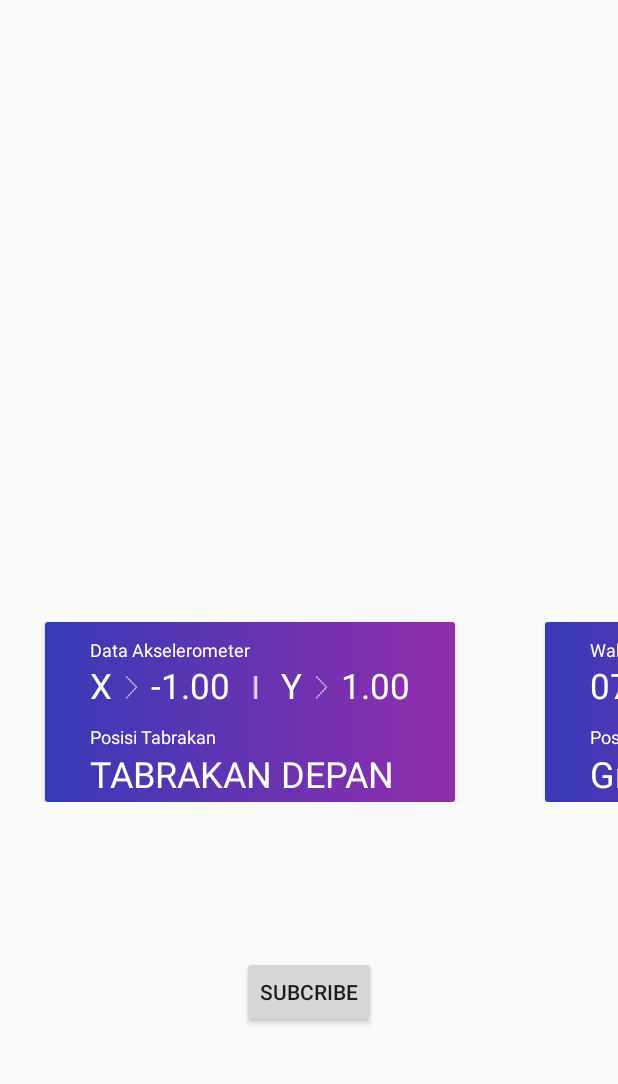
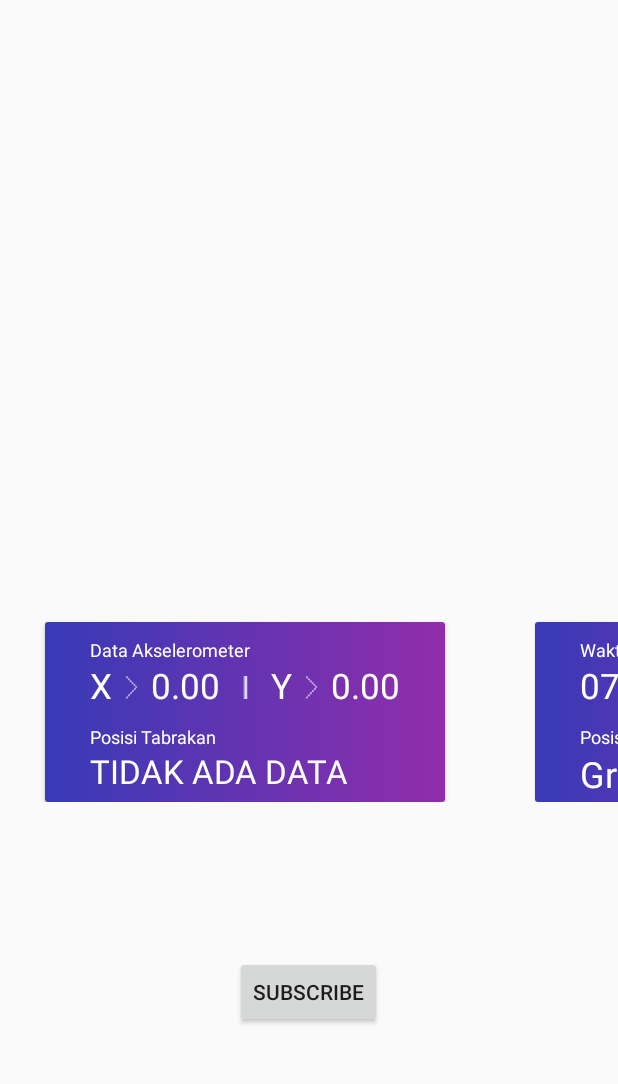
Before and after one commit to andrewpatasik/car-crash-smart-alert-system, an Android app: the screen it shows after launch (MainActivity), on a phone screen of 412 x 824 dp, the part 53-1137 px from its top. Run offline under Robolectric (Android 15) with nearby library versions, the phone set to English and light mode, and no system bars; libraries missing offline, so code that uses them is left out: org.eclipse.paho; 4 statements that could not run were skipped.

Commit message:
fixed JSON parsing

```diff
--- a/app/src/main/java/com/example/project1/MainActivity.java
+++ b/app/src/main/java/com/example/project1/MainActivity.java
@@ -31,16 +31,18 @@ import org.eclipse.paho.client.mqttv3.MqttMessage;
 import org.json.JSONObject;
 
 public class MainActivity extends FragmentActivity implements OnMapReadyCallback {
+    TextView tv_x_value;
+    TextView tv_y_value;
     Button button;
     MqttAndroidClient client;
-    TextView textView;
     GoogleMap mMap;
 
     @Override
     protected void onCreate(Bundle savedInstanceState) {
         super.onCreate(savedInstanceState);
         setContentView(R.layout.activity_main);
-        //textView = findViewById(R.id.textView);
+        tv_x_value = findViewById(R.id.tv_x_value);
+        tv_y_value = findViewById(R.id.tv_y_value);
         button = findViewById(R.id.button_sub);
         SupportMapFragment mapFragment = (SupportMapFragment) getSupportFragmentManager()
                 .findFragmentById(R.id.mapView);
@@ -139,10 +141,17 @@ public class MainActivity extends FragmentActivity implements OnMapReadyCallback
             JSONObject getData = jsonmsg.getJSONObject("data");
             String getX = getData.getString("X-Axis");
             String getY = getData.getString("Y-Axis");
-            String getLat = getData.getString("Lat");
-            String getLong = getData.getString("Long");
+            Double getLat = getData.getDouble("Lat");
+            Double getLong = getData.getDouble("Long");
 
-            //textView.setText(getX);
+            tv_x_value.setText(getX);
+            tv_y_value.setText(getY);
+
+            LatLng sydney = new LatLng(getLat,getLong);
+
+                mMap.addMarker(new MarkerOptions().position(sydney).title("Marker in Sydney"));
+                mMap.moveCamera(CameraUpdateFactory.newLatLng(sydney));
+
             }
 
             @Override
@@ -157,8 +166,7 @@ public class MainActivity extends FragmentActivity implements OnMapReadyCallback
         mMap = googleMap;
 
         // Add a marker in Sydney, Australia, and move the camera.
-        LatLng sydney = new LatLng(-34, 151);
-        mMap.addMarker(new MarkerOptions().position(sydney).title("Marker in Sydney"));
-        mMap.moveCamera(CameraUpdateFactory.newLatLng(sydney));
+        //LatLng sydney = new LatLng(-34, 151);
+
     }
 }
--- a/app/src/main/res/layout/activity_main.xml
+++ b/app/src/main/res/layout/activity_main.xml
@@ -12,7 +12,6 @@
         android:name="com.google.android.gms.maps.SupportMapFragment"
         android:layout_width="match_parent"
         android:layout_height="430dp"
-        tools:context=".MainActivity"
         />
 
     <HorizontalScrollView
@@ -80,11 +79,12 @@
                             </ImageView>
 
                             <TextView
+                                android:id="@+id/tv_x_value"
                                 android:textSize="23dp"
                                 android:textColor="#ffffff"
                                 android:layout_width="wrap_content"
                                 android:layout_height="wrap_content"
-                                android:text="-1.00">
+                                android:text="0.00">
 
                             </TextView>
 
@@ -119,11 +119,12 @@
                             </ImageView>
 
                             <TextView
-                                android:textSize="23dp"
-                                android:textColor="#ffffff"
+                                android:id="@+id/tv_y_value"
                                 android:layout_width="wrap_content"
                                 android:layout_height="wrap_content"
-                                android:text="1.00">
+                                android:text="0.00"
+                                android:textColor="#ffffff"
+                                android:textSize="23dp">
 
                             </TextView>
 
@@ -155,11 +156,12 @@
                             </TextView>
 
                             <TextView
-                                android:textSize="24dp"
+                                android:id="@+id/tv_crash_pos"
+                                android:textSize="22dp"
                                 android:textColor="#ffffff"
                                 android:layout_width="wrap_content"
                                 android:layout_height="wrap_content"
-                                android:text="TABRAKAN DEPAN">
+                                android:text="TIDAK ADA DATA">
 
                             </TextView>
 
@@ -276,7 +278,7 @@
             android:layout_width="wrap_content"
             android:layout_height="wrap_content"
             android:layout_gravity="center"
-            android:text="Subcribe">
+            android:text="Subscribe">
 
         </Button>
 
```
Also changed, not shown: 1 other file.
